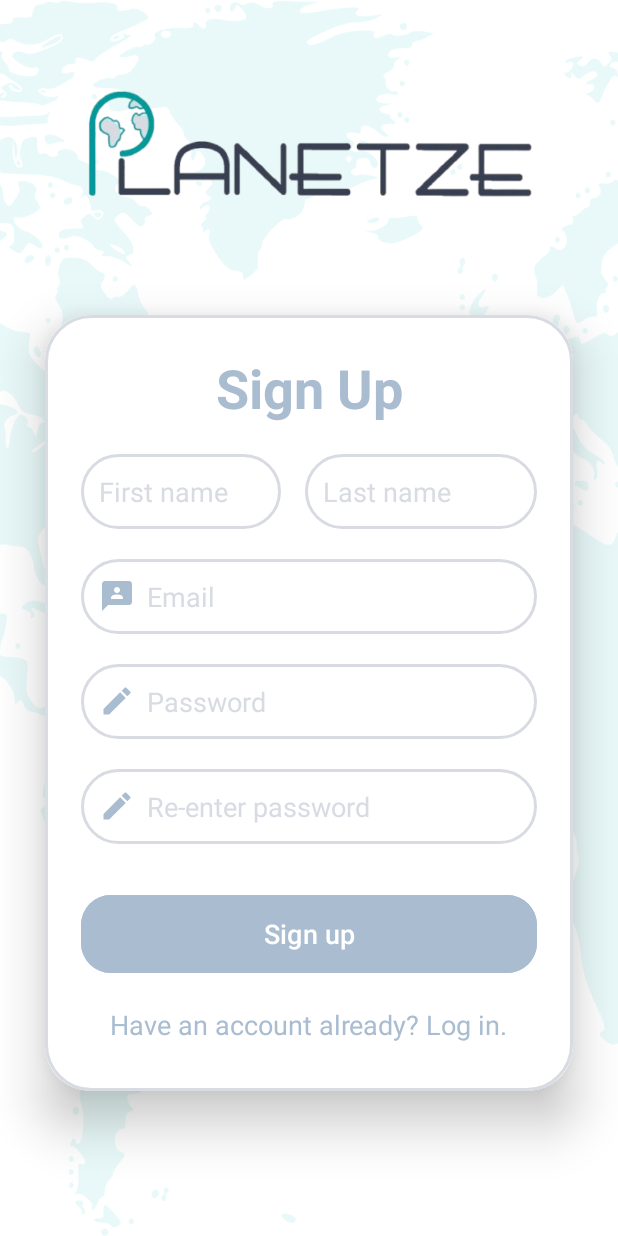
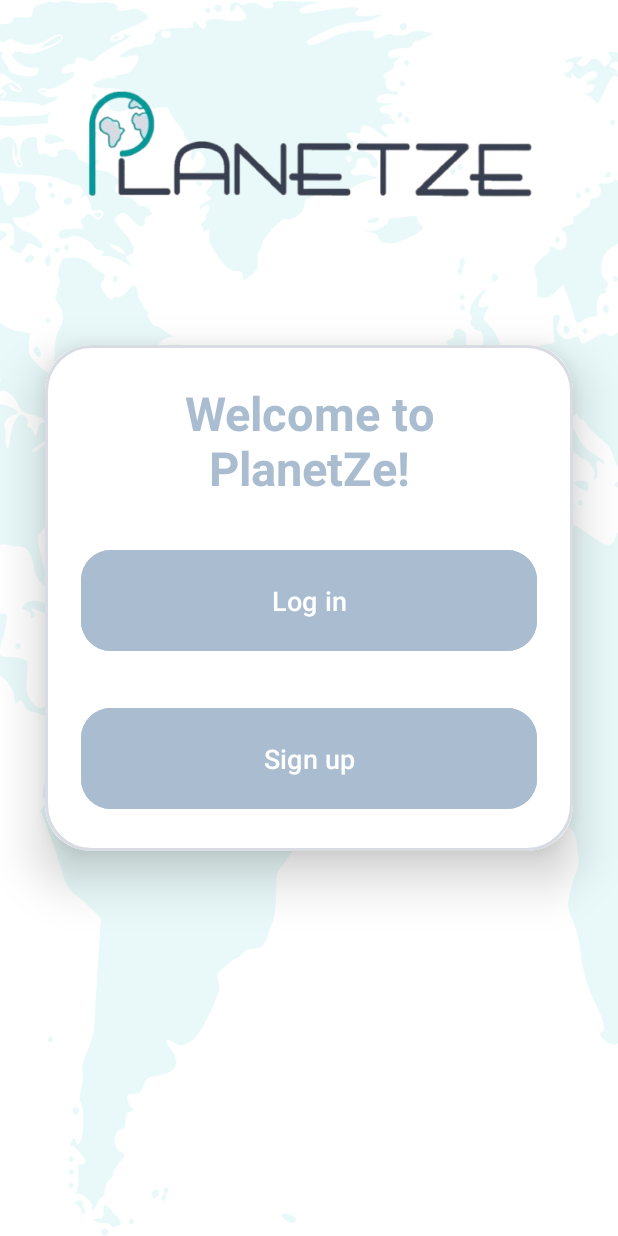
Before and after one commit to Planetze-Group21/Andriod-App, an Android app: the screen it shows after launch (SignUpActivity before the commit, LaunchPageActivity after it), on a phone screen of 412 x 824 dp. Run offline under Robolectric (Android 15) with nearby library versions, the phone set to English and light mode, and no system bars.

Commit message:
Made the LaunchPageActivity to fulfil project requirement of having users presented with the option to login or sign up at launch, and edited the sign up activity ui to match login better.

```diff
--- a/App/app/src/main/AndroidManifest.xml
+++ b/App/app/src/main/AndroidManifest.xml
@@ -13,6 +13,15 @@
         android:theme="@style/Theme.PlanetzeApp"
         tools:targetApi="31">
         <activity
+            android:name=".LaunchPageActivity"
+            android:exported="true">
+            <intent-filter>
+                <action android:name="android.intent.action.MAIN" />
+
+                <category android:name="android.intent.category.LAUNCHER" />
+            </intent-filter>
+        </activity>
+        <activity
             android:name=".SignupQuestionsActivity"
             android:exported="false" />
         <activity
@@ -23,13 +32,7 @@
             android:exported="false" />
         <activity
             android:name=".SignUpActivity"
-            android:exported="true">
-            <intent-filter>
-                <action android:name="android.intent.action.MAIN" />
-
-                <category android:name="android.intent.category.LAUNCHER" />
-            </intent-filter>
-        </activity>
+            android:exported="false"/>
         <activity
             android:name=".MainActivity"
             android:exported="false" />
--- /dev/null
+++ b/App/app/src/main/java/com/example/planetzeapp/LaunchPageActivity.java
@@ -0,0 +1,47 @@
+package com.example.planetzeapp;
+
+import android.content.Intent;
+import android.os.Bundle;
+import android.view.View;
+import android.widget.Button;
+
+import androidx.activity.EdgeToEdge;
+import androidx.appcompat.app.AppCompatActivity;
+import androidx.core.graphics.Insets;
+import androidx.core.view.ViewCompat;
+import androidx.core.view.WindowInsetsCompat;
+
+public class LaunchPageActivity extends AppCompatActivity {
+    private Button loginButton, signupButton;
+
+    @Override
+    protected void onCreate(Bundle savedInstanceState) {
+
+        super.onCreate(savedInstanceState);
+        EdgeToEdge.enable(this);
+        setContentView(R.layout.activity_launch_page);
+        ViewCompat.setOnApplyWindowInsetsListener(findViewById(R.id.main), (v, insets) -> {
+            Insets systemBars = insets.getInsets(WindowInsetsCompat.Type.systemBars());
+            v.setPadding(systemBars.left, systemBars.top, systemBars.right, systemBars.bottom);
+            return insets;
+        });
+
+        loginButton = findViewById(R.id.login_button);
+        signupButton = findViewById(R.id.signup_button);
+
+        loginButton.setOnClickListener(new View.OnClickListener(){
+            @Override
+            public void onClick(View v) {
+                startActivity(new Intent(LaunchPageActivity.this, LoginActivity.class));
+            }
+        });
+
+        signupButton.setOnClickListener(new View.OnClickListener(){
+            @Override
+            public void onClick(View v) {
+                startActivity(new Intent(LaunchPageActivity.this, LoginActivity.class));
+            }
+        });
+    }
+
+}
--- /dev/null
+++ b/App/app/src/main/res/layout/activity_launch_page.xml
@@ -0,0 +1,75 @@
+<?xml version="1.0" encoding="utf-8"?>
+<LinearLayout
+    xmlns:android="http://schemas.android.com/apk/res/android"
+    xmlns:app="http://schemas.android.com/apk/res-auto"
+    xmlns:tools="http://schemas.android.com/tools"
+    android:id="@+id/main"
+    android:layout_width="match_parent"
+    android:layout_height="match_parent"
+    android:orientation="vertical"
+    android:gravity="center_horizontal"
+    android:background="@drawable/planetze_bg_no_logo"
+    tools:context=".LoginActivity">
+
+    <ImageView
+        android:id="@+id/logo"
+        android:layout_width="300sp"
+        android:layout_height="80sp"
+        android:layout_marginTop="60sp"
+        android:layout_marginBottom="60sp"
+        android:contentDescription="Logo"
+        android:scaleType="fitStart"
+        android:src="@drawable/planetze_logo_cropped" />
+
+    <androidx.cardview.widget.CardView
+        android:layout_width="match_parent"
+        android:layout_height="wrap_content"
+        android:layout_margin="30dp"
+        app:cardCornerRadius="30dp"
+        app:cardElevation="20dp">
+
+        <LinearLayout
+            android:layout_width="match_parent"
+            android:layout_height="wrap_content"
+            android:orientation="vertical"
+            android:layout_gravity="center_horizontal"
+            android:padding="24dp"
+            android:background="@drawable/custom_edittext">
+
+            <TextView
+                android:layout_width="match_parent"
+                android:layout_height="wrap_content"
+                android:text="Welcome to PlanetZe!"
+                android:textSize="31sp"
+                android:textAlignment="center"
+                android:textStyle="bold"
+                android:textColor="@color/steel"/>
+
+            <Button
+                android:layout_width="match_parent"
+                android:layout_height="75dp"
+                android:text="Log in"
+                android:textColor="@color/white"
+                android:id="@+id/login_button"
+                android:textSize="18sp"
+                android:layout_marginTop="30dp"
+                android:backgroundTint="@color/steel"
+                app:cornerRadius="20dp"/>
+
+            <Button
+                android:layout_width="match_parent"
+                android:layout_height="75dp"
+                android:text="Sign up"
+                android:textColor="@color/white"
+                android:id="@+id/signup_button"
+                android:textSize="18sp"
+                android:layout_marginTop="30dp"
+                android:backgroundTint="@color/steel"
+                app:cornerRadius="20dp"/>
+
+
+        </LinearLayout>
+
+
+    </androidx.cardview.widget.CardView>
+</LinearLayout>
--- a/App/app/src/main/res/layout/activity_sign_up.xml
+++ b/App/app/src/main/res/layout/activity_sign_up.xml
@@ -16,7 +16,7 @@
         android:layout_width="300sp"
         android:layout_height="80sp"
         android:layout_marginTop="60sp"
-        android:layout_marginBottom="40sp"
+        android:layout_marginBottom="30sp"
         android:contentDescription="Logo"
         android:scaleType="fitStart"
         android:src="@drawable/planetze_logo_cropped" />
```
